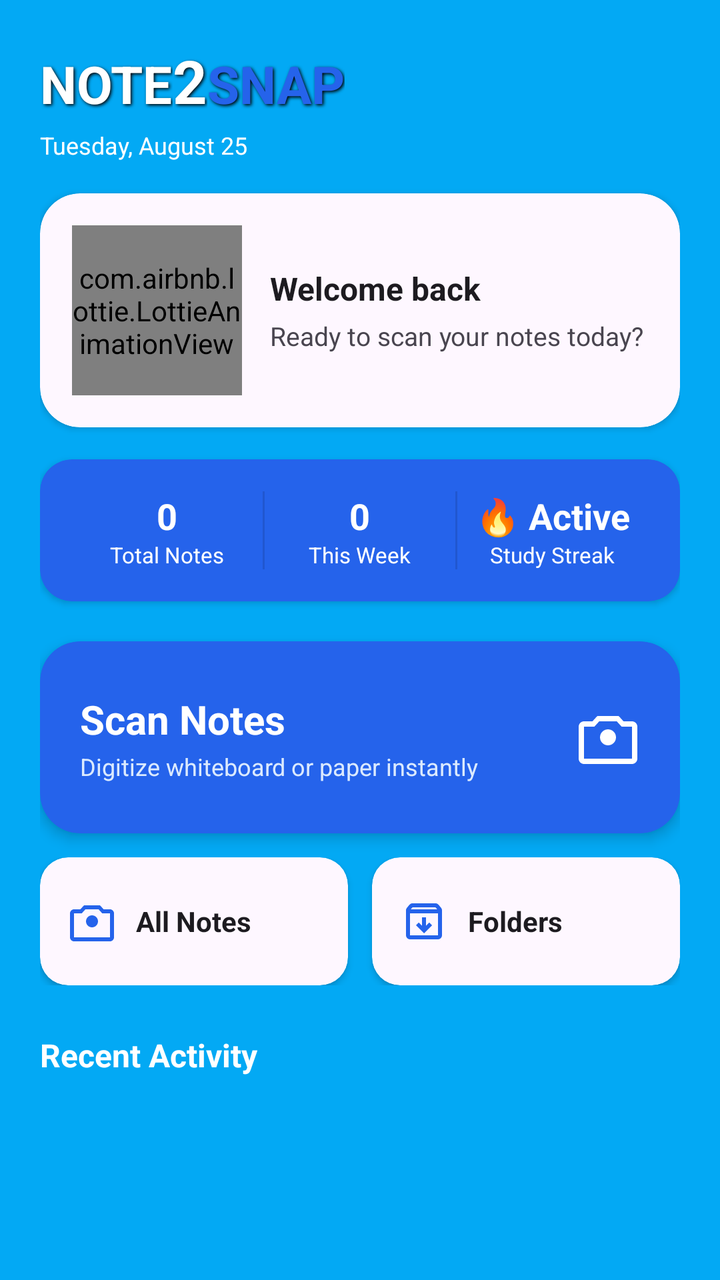
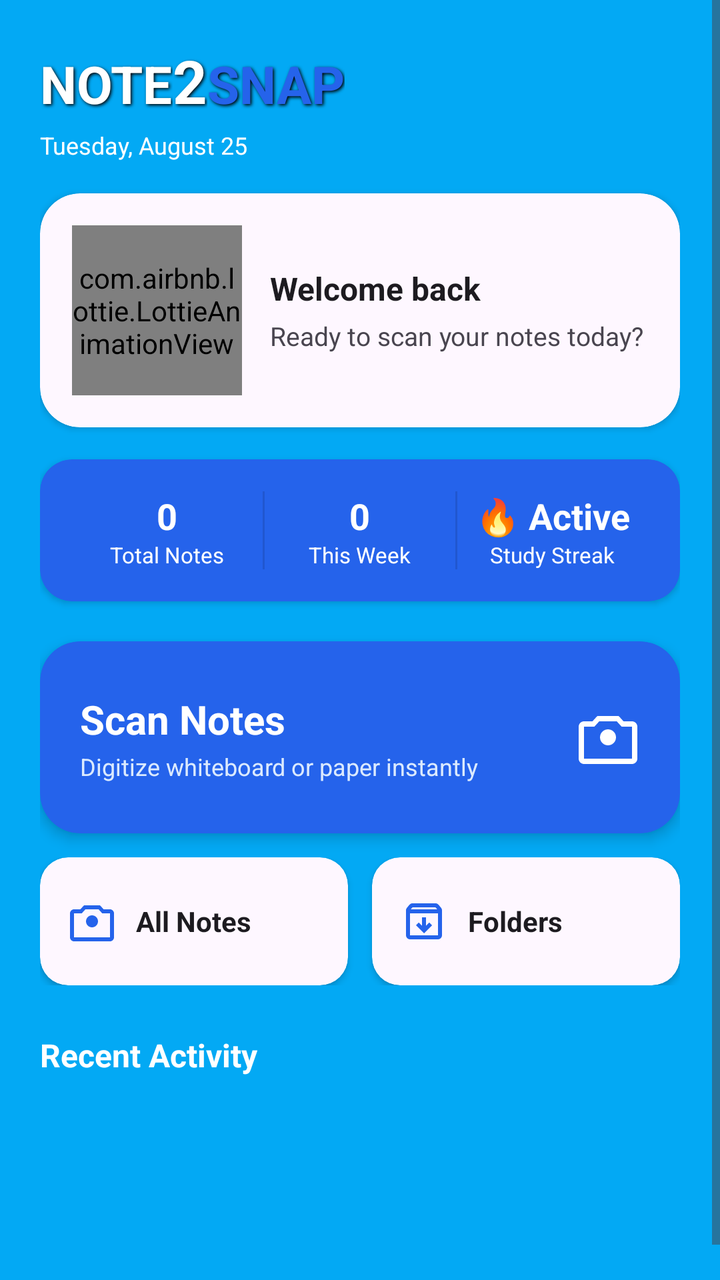

Before-and-after screenshots of an Android layout around one commit, followed by the original layout XML and the change that was made.
<!-- AndroidManifest.xml: application theme Theme.Note2Snap -->
<!-- res/layout/fragment_home.xml -->
<?xml version="1.0" encoding="utf-8"?>
<ScrollView xmlns:android="http://schemas.android.com/apk/res/android"
    xmlns:app="http://schemas.android.com/apk/res-auto"
    android:layout_width="match_parent"
    android:layout_height="match_parent"
    android:background="#FF03A9F4"
    android:fillViewport="true">

    <LinearLayout
        android:layout_width="match_parent"
        android:layout_height="wrap_content"
        android:orientation="vertical"
        android:padding="20dp">


        
        <LinearLayout
            android:layout_width="wrap_content"
            android:layout_height="wrap_content"
            android:orientation="horizontal">

            <TextView
                android:id="@+id/tvTitleNote"
                android:layout_width="wrap_content"
                android:layout_height="wrap_content"
                android:shadowColor="#000000"
                android:shadowDx="2"
                android:shadowDy="2"
                android:shadowRadius="4"
                android:text="NOTE"
                android:textColor="#FFFFFF"
                android:textSize="26sp"
                android:textStyle="bold" />

            <TextView
                android:id="@+id/tvTitle2"
                android:layout_width="wrap_content"
                android:layout_height="wrap_content"
                android:shadowColor="#000000"
                android:shadowDx="2"
                android:shadowDy="2"
                android:shadowRadius="4"
                android:text="2"
                android:textColor="#FFFFFF"
                android:textSize="30sp"
                android:textStyle="bold" />

            <TextView
                android:id="@+id/tvTitleSnap"
                android:layout_width="wrap_content"
                android:layout_height="wrap_content"
                android:shadowColor="#000000"
                android:shadowDx="2"
                android:shadowDy="2"
                android:shadowRadius="4"
                android:text="SNAP"
                android:textColor="#2563EB"
                android:textSize="26sp"
                android:textStyle="bold" />
        </LinearLayout>

        <TextView
            android:id="@+id/tvDate"
            android:layout_width="wrap_content"
            android:layout_height="wrap_content"
            android:layout_marginTop="4dp"
            android:text="Tuesday, August 25"
            android:textColor="#FFFFFF"
            android:textSize="12sp" />

        
        <androidx.cardview.widget.CardView
            android:id="@+id/cardMascot"
            android:layout_width="match_parent"
            android:layout_height="wrap_content"
            android:layout_marginTop="16dp"
            app:cardBackgroundColor="?attr/colorSurface"
            app:cardCornerRadius="20dp"
            app:cardElevation="2dp">

            <LinearLayout
                android:layout_width="match_parent"
                android:layout_height="wrap_content"
                android:gravity="center_vertical"
                android:orientation="horizontal"
                android:padding="16dp">

                
                <com.airbnb.lottie.LottieAnimationView
                    android:id="@+id/lottieMascot"
                    android:layout_width="85dp"
                    android:layout_height="85dp"
                    app:lottie_autoPlay="true"
                    app:lottie_loop="true"
                    app:lottie_rawRes="@raw/robot_mascot" />

                
                <LinearLayout
                    android:layout_width="0dp"
                    android:layout_height="wrap_content"
                    android:layout_marginStart="14dp"
                    android:layout_weight="1"
                    android:orientation="vertical">

                    <TextView
                        android:id="@+id/tvGreeting"
                        android:layout_width="wrap_content"
                        android:layout_height="wrap_content"
                        android:text="Welcome back"
                        android:textColor="?android:attr/textColorPrimary"
                        android:textSize="16sp"
                        android:textStyle="bold" />

                    <TextView
                        android:id="@+id/tvGreetingSubtitle"
                        android:layout_width="wrap_content"
                        android:layout_height="wrap_content"
                        android:layout_marginTop="4dp"
                        android:text="Ready to scan your notes today?"
                        android:textColor="?android:attr/textColorSecondary"
                        android:textSize="13sp" />
                </LinearLayout>
            </LinearLayout>
        </androidx.cardview.widget.CardView>

        
        <androidx.cardview.widget.CardView
            android:layout_width="match_parent"
            android:layout_height="wrap_content"
            android:layout_marginTop="16dp"
            app:cardBackgroundColor="#2563EB"
            app:cardCornerRadius="16dp"
            app:cardElevation="2dp">

            <LinearLayout
                android:layout_width="match_parent"
                android:layout_height="wrap_content"
                android:orientation="horizontal"
                android:padding="16dp"
                android:weightSum="3">

                <LinearLayout
                    android:layout_width="0dp"
                    android:layout_height="wrap_content"
                    android:layout_weight="1"
                    android:gravity="center"
                    android:orientation="vertical">

                    <TextView
                        android:id="@+id/tvStatTotal"
                        android:layout_width="wrap_content"
                        android:layout_height="wrap_content"
                        android:text="0"
                        android:textColor="#FFFFFF"
                        android:textSize="18sp"
                        android:textStyle="bold" />

                    <TextView
                        android:layout_width="wrap_content"
                        android:layout_height="wrap_content"
                        android:text="Total Notes"
                        android:textColor="#FFFFFF"
                        android:textSize="11sp" />
                </LinearLayout>

                <View
                    android:layout_width="1dp"
                    android:layout_height="match_parent"
                    android:background="?android:attr/dividerVertical" />

                <LinearLayout
                    android:layout_width="0dp"
                    android:layout_height="wrap_content"
                    android:layout_weight="1"
                    android:gravity="center"
                    android:orientation="vertical">

                    <TextView
                        android:id="@+id/tvStatWeek"
                        android:layout_width="wrap_content"
                        android:layout_height="wrap_content"
                        android:text="0"
                        android:textColor="#FFFFFF"
                        android:textSize="18sp"
                        android:textStyle="bold" />

                    <TextView
                        android:layout_width="wrap_content"
                        android:layout_height="wrap_content"
                        android:text="This Week"
                        android:textColor="#FFFFFF"
                        android:textSize="11sp" />
                </LinearLayout>

                <View
                    android:layout_width="1dp"
                    android:layout_height="match_parent"
                    android:background="?android:attr/dividerVertical" />

                <LinearLayout
                    android:layout_width="0dp"
                    android:layout_height="wrap_content"
                    android:layout_weight="1"
                    android:gravity="center"
                    android:orientation="vertical">

                    <TextView
                        android:id="@+id/tvStatStreak"
                        android:layout_width="wrap_content"
                        android:layout_height="wrap_content"
                        android:text="🔥 Active"
                        android:textColor="#FFFFFF"
                        android:textSize="18sp"
                        android:textStyle="bold" />

                    <TextView
                        android:layout_width="wrap_content"
                        android:layout_height="wrap_content"
                        android:text="Study Streak"
                        android:textColor="#FFFFFF"
                        android:textSize="11sp" />
                </LinearLayout>
            </LinearLayout>
        </androidx.cardview.widget.CardView>

        
        <androidx.cardview.widget.CardView
            android:id="@+id/cardScan"
            android:layout_width="match_parent"
            android:layout_height="96dp"
            android:layout_marginTop="20dp"
            android:clickable="true"
            android:focusable="true"
            android:foreground="?attr/selectableItemBackground"
            app:cardBackgroundColor="#2563EB"
            app:cardCornerRadius="20dp"
            app:cardElevation="4dp">

            <RelativeLayout
                android:layout_width="match_parent"
                android:layout_height="match_parent"
                android:padding="20dp">

                <LinearLayout
                    android:layout_width="wrap_content"
                    android:layout_height="wrap_content"
                    android:layout_centerVertical="true"
                    android:orientation="vertical">

                    <TextView
                        android:layout_width="wrap_content"
                        android:layout_height="wrap_content"
                        android:text="Scan Notes"
                        android:textColor="#FFFFFF"
                        android:textSize="20sp"
                        android:textStyle="bold" />

                    <TextView
                        android:layout_width="wrap_content"
                        android:layout_height="wrap_content"
                        android:layout_marginTop="2dp"
                        android:text="Digitize whiteboard or paper instantly"
                        android:textColor="#DBEAFE"
                        android:textSize="12sp" />
                </LinearLayout>

                <ImageView
                    android:layout_width="32dp"
                    android:layout_height="32dp"
                    android:layout_alignParentEnd="true"
                    android:layout_centerVertical="true"
                    android:src="@drawable/ic_camera"
                    app:tint="#FFFFFF" />
            </RelativeLayout>
        </androidx.cardview.widget.CardView>

        
        <LinearLayout
            android:layout_width="match_parent"
            android:layout_height="wrap_content"
            android:layout_marginTop="12dp"
            android:orientation="horizontal"
            android:weightSum="2">

            
            <androidx.cardview.widget.CardView
                android:id="@+id/cardNotes"
                android:layout_width="0dp"
                android:layout_height="64dp"
                android:layout_marginEnd="6dp"
                android:layout_weight="1"
                android:clickable="true"
                android:focusable="true"
                android:foreground="?attr/selectableItemBackground"
                app:cardBackgroundColor="?attr/colorSurface"
                app:cardCornerRadius="14dp"
                app:cardElevation="2dp">

                <LinearLayout
                    android:layout_width="match_parent"
                    android:layout_height="match_parent"
                    android:gravity="center_vertical"
                    android:orientation="horizontal"
                    android:paddingHorizontal="14dp">

                    <ImageView
                        android:layout_width="24dp"
                        android:layout_height="24dp"
                        android:src="@drawable/ic_camera"
                        app:tint="#2563EB" />

                    <TextView
                        android:layout_width="wrap_content"
                        android:layout_height="wrap_content"
                        android:layout_marginStart="10dp"
                        android:text="All Notes"
                        android:textColor="?android:attr/textColorPrimary"
                        android:textSize="14sp"
                        android:textStyle="bold" />
                </LinearLayout>
            </androidx.cardview.widget.CardView>

            
            <androidx.cardview.widget.CardView
                android:id="@+id/cardFolders"
                android:layout_width="0dp"
                android:layout_height="64dp"
                android:layout_marginStart="6dp"
                android:layout_weight="1"
                android:clickable="true"
                android:focusable="true"
                android:foreground="?attr/selectableItemBackground"
                app:cardBackgroundColor="?attr/colorSurface"
                app:cardCornerRadius="14dp"
                app:cardElevation="2dp">

                <LinearLayout
                    android:layout_width="match_parent"
                    android:layout_height="match_parent"
                    android:gravity="center_vertical"
                    android:orientation="horizontal"
                    android:paddingHorizontal="14dp">

                    <ImageView
                        android:layout_width="24dp"
                        android:layout_height="24dp"
                        android:src="@drawable/ic_folder"
                        app:tint="#2563EB" />

                    <TextView
                        android:layout_width="wrap_content"
                        android:layout_height="wrap_content"
                        android:layout_marginStart="10dp"
                        android:text="Folders"
                        android:textColor="?android:attr/textColorPrimary"
                        android:textSize="14sp"
                        android:textStyle="bold" />
                </LinearLayout>
            </androidx.cardview.widget.CardView>
        </LinearLayout>

        
        <TextView
            android:layout_width="wrap_content"
            android:layout_height="wrap_content"
            android:layout_marginTop="24dp"
            android:text="Recent Activity"
            android:textColor="#FFFFFF"
            android:textSize="16sp"
            android:textStyle="bold" />

        <TextView
            android:id="@+id/tvEmptyRecent"
            android:layout_width="wrap_content"
            android:layout_height="wrap_content"
            android:layout_marginTop="10dp"
            android:text="No recent notes found. Tap 'Scan Notes' to get started!"
            android:textColor="#F0F9FF"
            android:textSize="13sp"
            android:visibility="gone" />

        <androidx.recyclerview.widget.RecyclerView
            android:id="@+id/rvRecentNotes"
            android:layout_width="match_parent"
            android:layout_height="wrap_content"
            android:layout_marginTop="10dp"
            android:orientation="horizontal"
            app:layoutManager="androidx.recyclerview.widget.LinearLayoutManager" />

    </LinearLayout>
</ScrollView>
<!-- resources referenced by this layout -->
<resources>
  <!-- drawable ic_camera (drawable) -->
  <?xml version="1.0" encoding="utf-8"?>
  <vector xmlns:android="http://schemas.android.com/apk/res/android"
      android:width="24dp"
      android:height="24dp"
      android:viewportWidth="24"
      android:viewportHeight="24">
      <path
          android:fillColor="#FF111111"
          android:pathData="M12,15c1.66,0 3,-1.34 3,-3s-1.34,-3 -3,-3 -3,1.34 -3,3 1.34,3 3,3zm9,-9h-3.17L16,4H8L6.17,6H3c-1.1,0 -2,0.9 -2,2v12c0,1.1 0.9,2 2,2h18c1.1,0 2,-0.9 2,-2V8c0,-1.1 -0.9,-2 -2,-2zm0,14H3V8h3.88l1.83,-2h6.58l1.83,2H21v12z" />
  </vector>
  <!-- drawable ic_folder (drawable) -->
  <vector xmlns:android="http://schemas.android.com/apk/res/android" android:height="24dp" android:tint="#FFFFFF" android:viewportHeight="960" android:viewportWidth="960" android:width="24dp">
        
      <path android:fillColor="@android:color/white" android:pathData="M480,720L640,560L584,504L520,568L520,400L440,400L440,568L376,504L320,560L480,720ZM200,320L200,760Q200,760 200,760Q200,760 200,760L760,760Q760,760 760,760Q760,760 760,760L760,320L200,320ZM200,840Q167,840 143.5,816.5Q120,793 120,760L120,261Q120,247 124.5,234Q129,221 138,210L188,149Q199,135 215.5,127.5Q232,120 250,120L710,120Q728,120 744.5,127.5Q761,135 772,149L822,210Q831,221 835.5,234Q840,247 840,261L840,760Q840,793 816.5,816.5Q793,840 760,840L200,840ZM216,240L744,240L710,200Q710,200 710,200Q710,200 710,200L250,200Q250,200 250,200Q250,200 250,200L216,240ZM480,540L480,540L480,540Q480,540 480,540Q480,540 480,540L480,540Q480,540 480,540Q480,540 480,540Z"/>
      
  </vector>
  <style name="Theme.Note2Snap" parent="Theme.Material3.DayNight.NoActionBar">
          <item name="colorPrimary">@color/primary</item>
          <item name="colorSecondary">@color/secondary</item>
          <item name="android:windowBackground">@color/background</item>
          <item name="android:statusBarColor">@color/background</item>
      </style>
  <color name="primary">#AFC4F6</color>
  <color name="secondary">#FFF79A</color>
  <color name="background">#FFFFFF</color>
</resources>

<!-- the commit's change to res/layout/fragment_home.xml (unified diff, before → after) -->
@@ -11,7 +11,6 @@
         android:layout_height="wrap_content"
         android:orientation="vertical"
         android:padding="20dp">
-
 
         
         <LinearLayout
@@ -379,13 +378,14 @@
             android:textSize="13sp"
             android:visibility="gone" />
 
-        <androidx.recyclerview.widget.RecyclerView
-            android:id="@+id/rvRecentNotes"
-            android:layout_width="match_parent"
-            android:layout_height="wrap_content"
-            android:layout_marginTop="10dp"
-            android:orientation="horizontal"
-            app:layoutManager="androidx.recyclerview.widget.LinearLayoutManager" />
+        <androidx.viewpager2.widget.ViewPager2
+            android:id="@+id/vpRecentNotes"
+            android:layout_width="350dp"
+            android:layout_height="80dp"
+            android:layout_gravity="center_horizontal"
+            android:layout_marginTop="20dp"
+            android:clipChildren="false"
+            android:clipToPadding="false" />
 
     </LinearLayout>
 </ScrollView>
